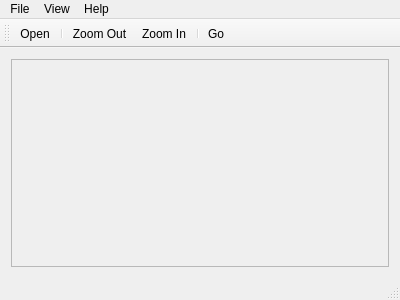
This is examples/pdfwidgets/pdfviewer/mainwindow.ui in qt/qtwebengine as Qt 5 draws it before an edit. The edited form follows.
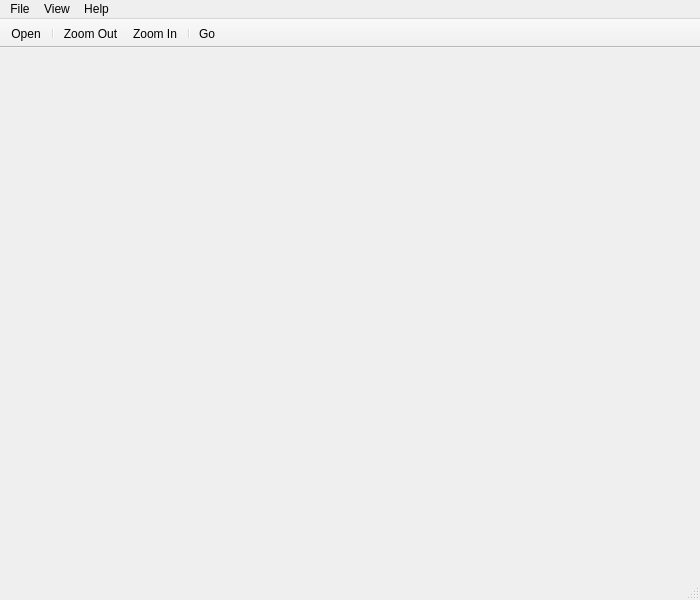
This is the edited form. Icons and pictures are not drawn.

Commit message:
Improve the PDF viewer example aesthetics
Sets the window title as the title of the PDF document, enlarges the
default window size, uses unified toolbars on macOS, extends the viewer
area to the edges of the containing window, and removes the Windows 95
style shrunken frame around the PDF viewer.

The edit to the form file:
```diff
--- a/examples/pdfwidgets/pdfviewer/mainwindow.ui
+++ b/examples/pdfwidgets/pdfviewer/mainwindow.ui
@@ -6,8 +6,8 @@
    <rect>
     <x>0</x>
     <y>0</y>
-    <width>400</width>
-    <height>300</height>
+    <width>700</width>
+    <height>600</height>
    </rect>
   </property>
   <property name="windowTitle">
@@ -15,8 +15,29 @@
   </property>
   <widget class="QWidget" name="centralWidget">
    <layout class="QVBoxLayout" name="verticalLayout">
+    <property name="spacing">
+     <number>0</number>
+    </property>
+    <property name="leftMargin">
+     <number>0</number>
+    </property>
+    <property name="topMargin">
+     <number>0</number>
+    </property>
+    <property name="rightMargin">
+     <number>0</number>
+    </property>
+    <property name="bottomMargin">
+     <number>0</number>
+    </property>
     <item>
      <widget class="QScrollArea" name="scrollArea">
+      <property name="frameShape">
+       <enum>QFrame::NoFrame</enum>
+      </property>
+      <property name="lineWidth">
+       <number>0</number>
+      </property>
       <property name="widgetResizable">
        <bool>true</bool>
       </property>
@@ -25,8 +46,8 @@
         <rect>
          <x>0</x>
          <y>0</y>
-         <width>380</width>
-         <height>200</height>
+         <width>700</width>
+         <height>517</height>
         </rect>
        </property>
        <layout class="QVBoxLayout" name="verticalLayout_2"/>
@@ -40,8 +61,8 @@
     <rect>
      <x>0</x>
      <y>0</y>
-     <width>400</width>
-     <height>19</height>
+     <width>700</width>
+     <height>22</height>
     </rect>
    </property>
    <widget class="QMenu" name="menuFile">
@@ -72,6 +93,12 @@
    <addaction name="menuHelp"/>
   </widget>
   <widget class="QToolBar" name="mainToolBar">
+   <property name="movable">
+    <bool>false</bool>
+   </property>
+   <property name="floatable">
+    <bool>false</bool>
+   </property>
    <attribute name="toolBarArea">
     <enum>TopToolBarArea</enum>
    </attribute>
```
Left out of the diff: 5 changed lines with no effect on the pictures. The commit also changes 1 other file.
